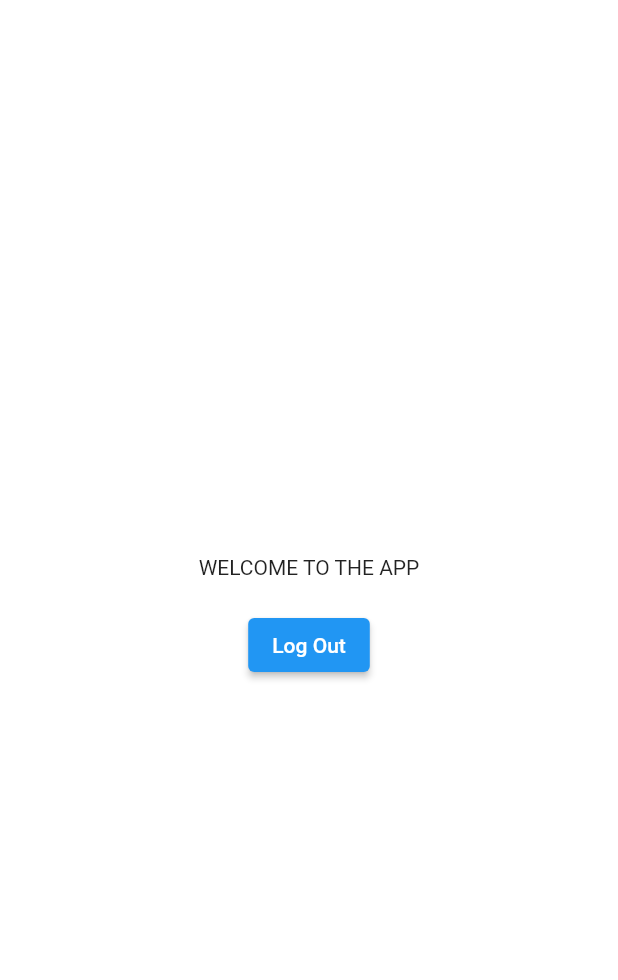
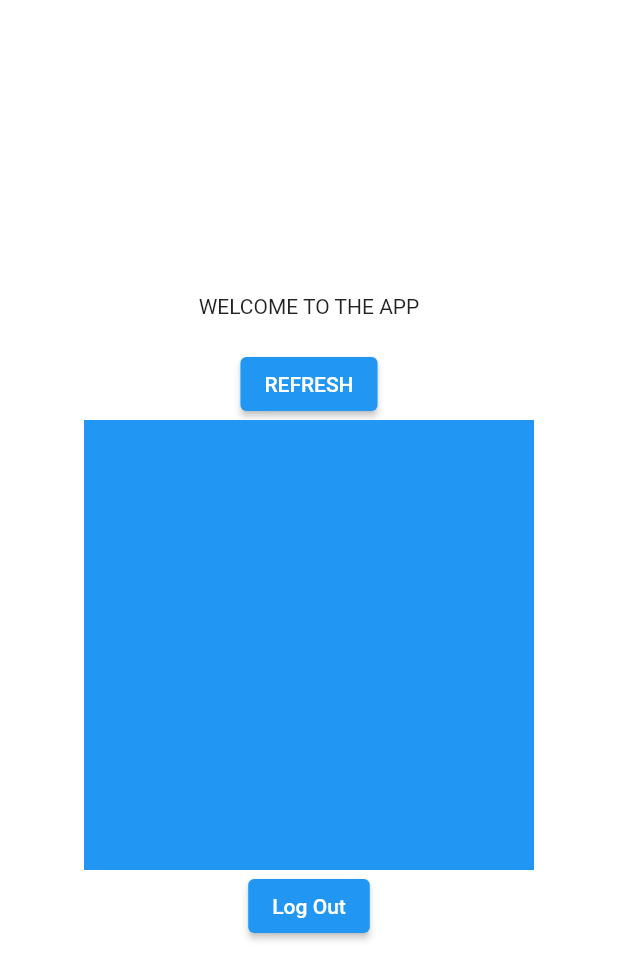
Before and after one commit to AwadhootK/CampusCompass, a Flutter app: the HomeScreen screen opened directly, after a tap on "Log Out", on a phone screen of 412 x 824 dp. Shown: the top 980 px of the screen. Run offline on Flutter 3.47's test engine with Material 2 defaults, Android fonts, the phone set to English and light mode, and no system bars; our stand-ins replace cloud_firestore, firebase_core, image_picker, shared_preferences; accounts and stored records are empty.

Commit message:
updates 1

```diff
--- /dev/null
+++ b/lib/helpers/global_data.dart
@@ -0,0 +1,3 @@
+class User {
+  static Map<dynamic, dynamic>? m;
+}
--- a/lib/main.dart
+++ b/lib/main.dart
@@ -1,46 +1,3 @@
-// import 'package:flutter/material.dart';
-// import 'package:firebase_core/firebase_core.dart';
-// import 'package:cloud_firestore/cloud_firestore.dart';
-
-// void main() async {
-//   WidgetsFlutterBinding.ensureInitialized();
-//   await Firebase.initializeApp();
-//   runApp(myApp());
-// }
-
-// class myApp extends StatelessWidget {
-//   const myApp({super.key});
-
-//   @override
-//   Widget build(BuildContext context) {
-//     return MaterialApp(
-//       home: HomePage(),
-//     );
-//   }
-// }
-
-// class HomePage extends StatelessWidget {
-//   const HomePage({super.key});
-
-//   @override
-//   Widget build(BuildContext context) {
-//     return Scaffold(
-//       body: Container(
-//         alignment: Alignment.center,
-//         child: IconButton(
-//           icon: const Icon(Icons.upload),
-//           onPressed: () async {
-//             CollectionReference users =
-//                 FirebaseFirestore.instance.collection('users');
-//             await users.add({'age': '30', 'name': 'ABCD'}).then(
-//                 (value) => print('user added successfully'));
-//           },
-//         ),
-//       ),
-//     );
-//   }
-// }
-
 import 'package:flutter/material.dart';
 import 'package:provider/provider.dart';
 import 'package:firebase_core/firebase_core.dart';
@@ -73,14 +30,14 @@ class myApp extends StatelessWidget {
         builder: (context, authObj, _) => MaterialApp(
           debugShowCheckedModeBanner: false,
           home: authObj.isAuth()
-              ? const HomeScreen()
+              ? HomeScreen()
               : FutureBuilder(
                   builder: (context, snapshot) {
                     if (snapshot.connectionState == ConnectionState.waiting) {
                       return const SplashScreen();
                     }
                     if (snapshot.data == true) {
-                      return const HomeScreen();
+                      return HomeScreen();
                     } else {
                       return LoginSignup();
                     }
--- a/lib/providers/auth.dart
+++ b/lib/providers/auth.dart
@@ -5,6 +5,8 @@ import 'dart:convert';
 import 'dart:async';
 
 import '../helpers/myException.dart';
+import '../helpers/global_data.dart';
+import '../services/firestore_crud.dart';
 
 class Auth with ChangeNotifier {
   String? _token;
@@ -57,9 +59,16 @@ class Auth with ChangeNotifier {
           json.encode({
             'token': _token,
             'userID': _userID,
+            'username': username.substring(0, 11),
             'expiryTime': _expiryTime!.toIso8601String()
           }));
+      if (urlSegment == 'signInWithPassword') {
+        print('USER DATA');
+        User.m = await Firestore.fetchID(username.substring(0, 11));
+        print(User.m);
+      }
     } catch (error) {
+      print('ERROR IS $error');
       rethrow;
     }
   }
@@ -113,6 +122,9 @@ class Auth with ChangeNotifier {
     _userID = extractedData['userID'];
     _token = extractedData['token'];
     _expiryTime = DateTime.parse(extractedData['expiryTime']);
+    User.m =
+        await Firestore.fetchID(extractedData['username'].substring(0, 11));
+
     autoLogOut();
     notifyListeners();
     return true;
--- a/lib/screens/home_screen.dart
+++ b/lib/screens/home_screen.dart
@@ -1,10 +1,28 @@
 import 'package:flutter/material.dart';
 import 'package:provider/provider.dart';
+import 'dart:convert';
 
 import '../providers/auth.dart';
+import '../services/firestore_crud.dart';
+import '../helpers/global_data.dart';
 
-class HomeScreen extends StatelessWidget {
-  const HomeScreen({super.key});
+class HomeScreen extends StatefulWidget {
+  HomeScreen({super.key});
+
+  @override
+  State<HomeScreen> createState() => _HomeScreenState();
+}
+
+class _HomeScreenState extends State<HomeScreen> {
+  var _size = 300;
+
+  @override
+  void didChangeDependencies() {
+    setState(() {
+      print('UI REBUILDING');
+    });
+    super.didChangeDependencies();
+  }
 
   @override
   Widget build(BuildContext context) {
@@ -19,6 +37,35 @@ class HomeScreen extends StatelessWidget {
               height: 20,
             ),
             ElevatedButton(
+                onPressed: () => setState(() {
+                      print(User.m!['ImageURL']);
+                    }),
+                child: const Text('REFRESH')),
+            AnimatedContainer(
+              duration: const Duration(seconds: 1),
+              height: _size.toDouble(),
+              width: _size.toDouble(),
+              child: InkWell(
+                onTap: () => setState(() {
+                  _size = 100;
+                }),
+                onDoubleTap: () => setState(() {
+                  _size = 500;
+                }),
+                child: User.m == null
+                    ? Container(
+                        color: Colors.blue,
+                      )
+                    : Image.memory(
+                        base64Decode(
+                          User.m!['ImageURL']!,
+                        ),
+                        height: _size.toDouble(),
+                        width: _size.toDouble(),
+                      ),
+              ),
+            ),
+            ElevatedButton(
               onPressed: () =>
                   Provider.of<Auth>(context, listen: false).logout(),
               child: const Text('Log Out'),
--- a/lib/services/firestore_crud.dart
+++ b/lib/services/firestore_crud.dart
@@ -8,6 +8,7 @@ class Firestore {
 
   static Future<void> post(Map<String, String> m) async {
     // return cr.add(m);
+    print('DATA POSTING');
     return cr.doc(m['UID']).set(m);
   }
 
```
Also changed, not shown: lib/screens/login_signup.dart (+32 -14 lines), lib/screens/sign_up.dart (+8 -2 lines).
